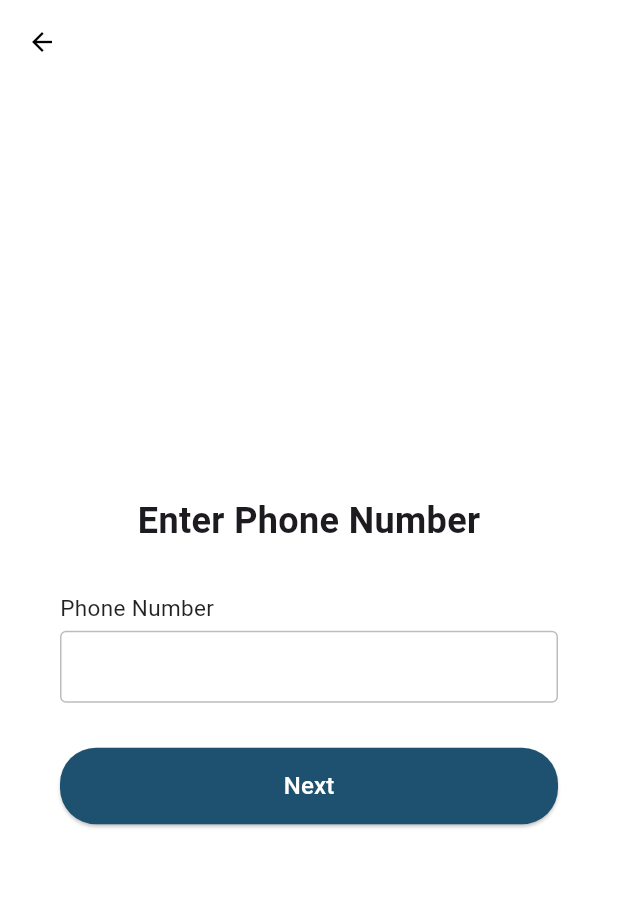
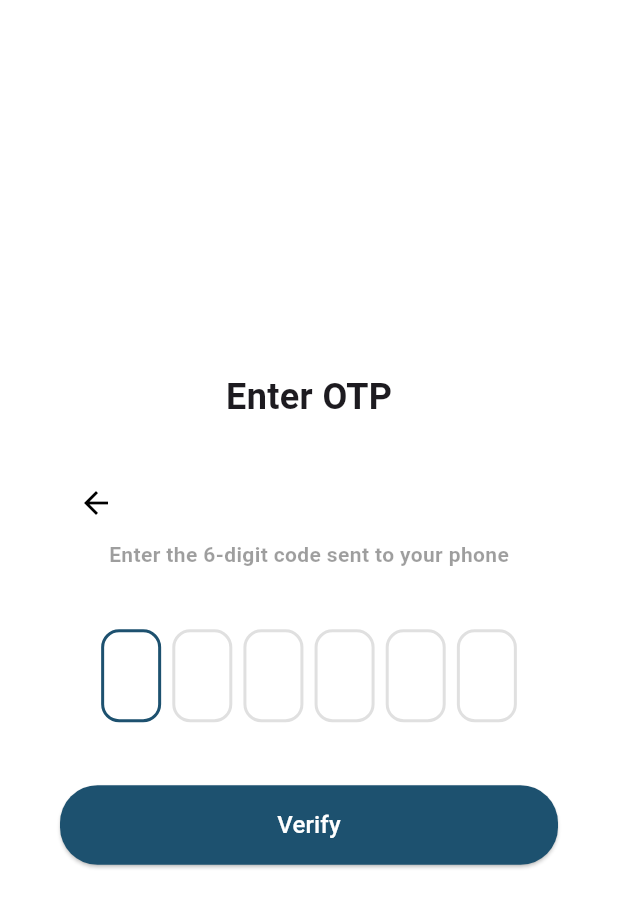
Before and after one commit to adonapati/GenAI-Remote-Sensing, a Flutter app: the SignupPage screen opened directly, swiped to page 3, on a phone screen of 412 x 824 dp. Shown: the top 908 px of the screen. Run offline on Flutter 3.47's test engine with Material 3 defaults, Android fonts, the phone set to English and light mode, and no system bars; our stand-ins replace firebase_auth, firebase_core; accounts and stored records are empty.

Commit message:
phone otp

```diff
--- a/remote_sensing/lib/Signup.dart
+++ b/remote_sensing/lib/Signup.dart
@@ -1,4 +1,5 @@
 import 'package:flutter/material.dart';
+import 'package:firebase_auth/firebase_auth.dart';
 
 class SignupPage extends StatefulWidget {
   const SignupPage({super.key});
@@ -12,20 +13,28 @@ class _SignupPageState extends State<SignupPage> {
 
   final TextEditingController _emailController = TextEditingController();
   final TextEditingController _phoneController = TextEditingController();
-  final TextEditingController _otpController = TextEditingController();
   final TextEditingController _nameController = TextEditingController();
-  final TextEditingController _usernameController = TextEditingController();
   final TextEditingController _passwordController = TextEditingController();
   final TextEditingController _confirmPasswordController = TextEditingController();
-  final TextEditingController _addressController = TextEditingController();
+  final List<TextEditingController> _otpControllers =
+    List.generate(6, (index) => TextEditingController());
 
   int _currentStep = 0;
+  String _verificationId = ''; // Store the verification ID for OTP
+
+  void _onOtpChange(String value, int index) {
+    if (value.isNotEmpty && index < 5) {
+      FocusScope.of(context).nextFocus(); // Move focus to the next field
+    } else if (value.isEmpty && index > 0) {
+      FocusScope.of(context).previousFocus(); // Move focus to the previous field
+    }
+  }
 
   void nextStep() {
     if (_currentStep < 4) {
       _pageController.nextPage(
         duration: const Duration(milliseconds: 300),
-        curve: Curves.easeIn
+        curve: Curves.easeIn,
       );
       setState(() {
         _currentStep++;
@@ -37,7 +46,7 @@ class _SignupPageState extends State<SignupPage> {
     if (_currentStep > 0) {
       _pageController.previousPage(
         duration: const Duration(milliseconds: 300),
-        curve: Curves.easeIn
+        curve: Curves.easeIn,
       );
       setState(() {
         _currentStep--;
@@ -45,29 +54,15 @@ class _SignupPageState extends State<SignupPage> {
     }
   }
 
-  @override
-  Widget build(BuildContext context) {
-    return Scaffold(
-      resizeToAvoidBottomInset: true,
-      backgroundColor: Colors.white,
-      appBar: AppBar(
-        elevation: 0,
-        backgroundColor: Colors.white,
-        leading: IconButton(
-          icon: const Icon(Icons.arrow_back, size: 20, color: Colors.black),
-          onPressed: prevStep,
-        ),
-      ),
-      body: PageView(
-        controller: _pageController,
-        physics: const NeverScrollableScrollPhysics(),
-        children: [
-          emailInputStep(),
-          otpVerificationStep("Email OTP", "Enter the OTP sent to your email"),
-          phoneInputStep(),
-          otpVerificationStep("Phone OTP", "Enter the OTP sent to your phone"),
-          userDetailsStep(),
-        ],
+  // Back button builder
+  Widget buildBackButton() {
+    return Align(
+      alignment: Alignment.topLeft,
+      child: IconButton(
+        icon: const Icon(Icons.arrow_back, color: Colors.black),
+        onPressed: () {
+          prevStep();
+        },
       ),
     );
   }
@@ -80,7 +75,6 @@ class _SignupPageState extends State<SignupPage> {
         children: [
           makeInput(label: "Email", controller: _emailController),
           buildNextButton(() {
-            // Simulate sending email OTP here
             nextStep();
           }),
         ],
@@ -88,7 +82,7 @@ class _SignupPageState extends State<SignupPage> {
     );
   }
 
-  // Step 3: Phone Input
+  // Step 2: Phone Input (Trigger OTP)
   Widget phoneInputStep() {
     return buildStepContent(
       "Enter Phone Number",
@@ -96,15 +90,87 @@ class _SignupPageState extends State<SignupPage> {
         children: [
           makeInput(label: "Phone Number", controller: _phoneController),
           buildNextButton(() {
-            // Simulate sending phone OTP here
-            nextStep();
+            _verifyPhoneNumber(); // Trigger Firebase OTP sending
           }),
         ],
       ),
     );
   }
 
-  // Step 5: User Details (name, username, password, address)
+  // Step 3: OTP Verification Step
+  Widget otpVerificationStep(String title, String subtitle) {
+    return Scaffold(
+      backgroundColor: Colors.white,
+      body: buildStepContent(
+        title,
+        Column(
+          children: [
+            buildBackButton(), // Back button to go back to the previous step
+            Text(
+              subtitle,
+              style: const TextStyle(
+                fontSize: 14,
+                fontWeight: FontWeight.bold,
+                color: Colors.black38,
+              ),
+            ),
+            const SizedBox(height: 20),
+            Container(
+              padding: const EdgeInsets.all(20),
+              decoration: BoxDecoration(
+                color: Colors.white,
+                borderRadius: BorderRadius.circular(12),
+              ),
+              child: Row(
+                mainAxisAlignment: MainAxisAlignment.spaceEvenly,
+                children: List.generate(6, (index) {
+                  return _buildOtpField(index);
+                }),
+              ),
+            ),
+            const SizedBox(height: 22),
+            buildNextButton(() {
+              _verifyOtp(); // Verify the OTP entered by the user
+            }, buttonText: "Verify"),
+          ],
+        ),
+      ),
+    );
+  }
+
+  Widget _buildOtpField(int index) {
+    return SizedBox(
+      width: 40,
+      child: TextField(
+        controller: _otpControllers[index], // Use individual controller for each field
+        autofocus: index == 0, // Auto-focus the first field
+        onChanged: (value) => _onOtpChange(value, index), // Move focus on input change
+        showCursor: false,
+        readOnly: false,
+        textAlign: TextAlign.center,
+        style: const TextStyle(fontSize: 20, fontWeight: FontWeight.bold),
+        keyboardType: TextInputType.number,
+        maxLength: 1,
+        decoration: InputDecoration(
+          counterText: '',
+          enabledBorder: OutlineInputBorder(
+            borderSide: const BorderSide(width: 2, color: Colors.black12),
+            borderRadius: BorderRadius.circular(12),
+          ),
+          focusedBorder: OutlineInputBorder(
+            borderSide: const BorderSide(width: 2, color: Color.fromARGB(255, 29, 81, 111)),
+            borderRadius: BorderRadius.circular(12),
+          ),
+        ),
+      ),
+    );
+  }
+
+  String getOtpCode() {
+    return _otpControllers.map((controller) => controller.text).join();
+  }
+
+  // Step 4: User Details (name, password)
   Widget userDetailsStep() {
     return Scaffold(
       resizeToAvoidBottomInset: true,
@@ -115,9 +181,10 @@ class _SignupPageState extends State<SignupPage> {
           child: SafeArea(
             child: Column(
               children: [
-                const SizedBox(height: 20), // Space at the top
+                buildBackButton(), // Back button to go back to the previous step (OTP verification)
+                const SizedBox(height: 20),
                 Align(
-                  alignment: Alignment.center, // Center the title horizontally
+                  alignment: Alignment.center,
                   child: Text(
                     "User Details",
                     style: const TextStyle(
@@ -126,20 +193,17 @@ class _SignupPageState extends State<SignupPage> {
                     ),
                   ),
                 ),
-                const SizedBox(height: 20), // Space below the title
+                const SizedBox(height: 20),
                 makeInput(label: "Full Name", controller: _nameController),
-                makeInput(label: "Username", controller: _usernameController),
-                makeInput(label: "Address", controller: _addressController),
                 makeInput(label: "Password", controller: _passwordController, obscureText: true),
                 makeInput(label: "Confirm Password", controller: _confirmPasswordController, obscureText: true),
-                const SizedBox(height: 20), // Space before the button
+                const SizedBox(height: 20),
                 buildNextButton(() {
-                  // Trigger final registration process here
                   ScaffoldMessenger.of(context).showSnackBar(
-                    const SnackBar(content: Text("Registration Complete!"))
+                    const SnackBar(content: Text("Registration Complete!")),
                   );
                 }, buttonText: "Register"),
-                const SizedBox(height: 40), // Space at the bottom
+                const SizedBox(height: 40),
               ],
             ),
           ),
@@ -148,42 +212,50 @@ class _SignupPageState extends State<SignupPage> {
     );
   }
 
-  // Step 2 & 4: OTP Verification Step (Reusing the same design as OtpPage)
-  Widget otpVerificationStep(String title, String subtitle) {
-    return buildStepContent(
-      title,
-      Column(
-        children: [
-          Text(subtitle, style: const TextStyle(
-              fontSize: 14,
-              fontWeight: FontWeight.bold,
-              color: Colors.black38
-            )
-          ),
-          const SizedBox(height: 20),
-          Container(
-            padding: const EdgeInsets.all(20),
-            decoration: BoxDecoration(
-              color: Colors.white,
-              borderRadius: BorderRadius.circular(12),
-            ),
-            child: Row(
-              mainAxisAlignment: MainAxisAlignment.spaceEvenly,
-              children: List.generate(
-                6,
-                (index) =>
-                    _textFieldOTP(first: index == 0, last: index == 5),
-              ),
-            ),
-          ),
-          const SizedBox(height: 22),
-          buildNextButton(() {
-            // Simulate OTP verification logic here
-            nextStep();
-          }, buttonText: "Verify")
-        ],
-      ),
+  // Firebase Phone Authentication: Send OTP
+  void _verifyPhoneNumber() async {
+    await FirebaseAuth.instance.verifyPhoneNumber(
+      phoneNumber: _phoneController.text.trim(),
+      verificationCompleted: (PhoneAuthCredential credential) async {
+        await FirebaseAuth.instance.signInWithCredential(credential);
+        ScaffoldMessenger.of(context).showSnackBar(
+          SnackBar(content: Text("Phone number automatically verified")),
+        );
+      },
+      verificationFailed: (FirebaseAuthException e) {
+        ScaffoldMessenger.of(context).showSnackBar(
+          SnackBar(content: Text("Verification failed: ${e.message}")),
+        );
+      },
+      codeSent: (String verificationId, int? resendToken) {
+        _verificationId = verificationId;
+        nextStep(); // Proceed to OTP step
+      },
+      codeAutoRetrievalTimeout: (String verificationId) {
+        _verificationId = verificationId;
+      },
     );
+  }
+
+  // Firebase OTP Verification
+  void _verifyOtp() async {
+    String otpCode = getOtpCode(); // Collect OTP from all boxes
+    PhoneAuthCredential credential = PhoneAuthProvider.credential(
+      verificationId: _verificationId,
+      smsCode: otpCode,
+    );
+
+    try {
+      await FirebaseAuth.instance.signInWithCredential(credential);
+      ScaffoldMessenger.of(context).showSnackBar(
+        const SnackBar(content: Text("Phone number verified successfully")),
+      );
+      nextStep(); // Proceed to user details step
+    } catch (e) {
+      ScaffoldMessenger.of(context).showSnackBar(
+        const SnackBar(content: Text("Invalid OTP, try again")),
+      );
+    }
   }
 
   // Input Field Builder
@@ -197,53 +269,17 @@ class _SignupPageState extends State<SignupPage> {
           controller: controller,
           obscureText: obscureText,
           decoration: InputDecoration(
-            contentPadding: const EdgeInsets.symmetric(vertical: 0,horizontal: 10),
+            contentPadding: const EdgeInsets.symmetric(vertical: 0, horizontal: 10),
             enabledBorder: OutlineInputBorder(
-              borderSide: BorderSide(color: Colors.grey[400]!)
+              borderSide: BorderSide(color: Colors.grey[400]!),
             ),
             border: OutlineInputBorder(
-              borderSide: BorderSide(color: Colors.grey[400]!)
+              borderSide: BorderSide(color: Colors.grey[400]!),
             ),
           ),
         ),
         const SizedBox(height: 30),
       ],
-    );
-  }
-
-  // OTP Input Fields
-  Widget _textFieldOTP({required bool first, last}) {
-    return Expanded(
-      child: SizedBox(
-        height: 50,
-        child: TextField(
-          autofocus: true,
-          onChanged: (value) {
-            if (value.length == 1 && last == false) {
-              FocusScope.of(context).nextFocus();
-            }
-            if (value.isEmpty && first == false) {
-              FocusScope.of(context).previousFocus();
-            }
-          },
-          showCursor: false,
-          readOnly: false,
-          textAlign: TextAlign.center,
-          style: const TextStyle(fontSize: 20, fontWeight: FontWeight.bold),
-          keyboardType: TextInputType.number,
-          maxLength: 1,
-          decoration: InputDecoration(
-            counter: const Offstage(),
-            enabledBorder: OutlineInputBorder(
-                borderSide: const BorderSide(width: 2, color: Colors.black12),
-                borderRadius: BorderRadius.circular(12)),
-            focusedBorder: OutlineInputBorder(
-                borderSide: const BorderSide(
-                    width: 2, color: Color.fromARGB(255, 29, 81, 111)),
-                borderRadius: BorderRadius.circular(12)),
-          ),
-        ),
-      ),
     );
   }
 
@@ -269,19 +305,33 @@ class _SignupPageState extends State<SignupPage> {
       child: ElevatedButton(
         onPressed: onPressed,
         style: ButtonStyle(
-          foregroundColor: WidgetStateProperty.all<Color>(Colors.white),
-          backgroundColor: WidgetStateProperty.all<Color>(const Color.fromARGB(255, 29, 81, 111)),
-          shape: WidgetStateProperty.all<RoundedRectangleBorder>(
-            RoundedRectangleBorder(
-              borderRadius: BorderRadius.circular(24.0),
-            ),
+          foregroundColor: MaterialStateProperty.all<Color>(Colors.white),
+          backgroundColor: MaterialStateProperty.all<Color>(const Color.fromARGB(255, 29, 81, 111)),
+          shape: MaterialStateProperty.all<RoundedRectangleBorder>(
+            RoundedRectangleBorder(borderRadius: BorderRadius.circular(25.0)),
           ),
         ),
         child: Padding(
-          padding: const EdgeInsets.all(14.0),
+          padding: const EdgeInsets.all(15.0),
           child: Text(buttonText, style: const TextStyle(fontSize: 16)),
         ),
       ),
     );
   }
+
+  @override
+  Widget build(BuildContext context) {
+    return Scaffold(
+      body: PageView(
+        controller: _pageController,
+        physics: const NeverScrollableScrollPhysics(),
+        children: [
+          emailInputStep(), // Step 1: Email
+          phoneInputStep(), // Step 2: Phone input and OTP sending
+          otpVerificationStep("Enter OTP", "Enter the 6-digit code sent to your phone"), // Step 3: OTP Verification
+          userDetailsStep(), // Step 4: User Details
+        ],
+      ),
+    );
+  }
 }
```
Also changed, not shown: remote_sensing/lib/main.dart (+5 -2 lines).
